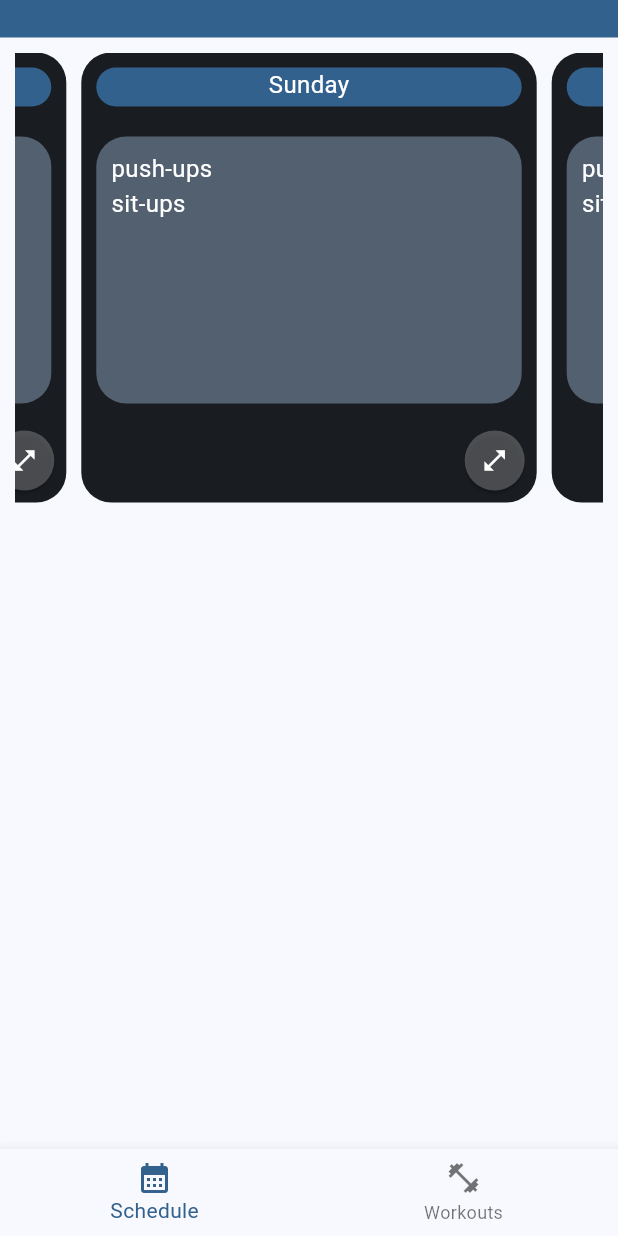
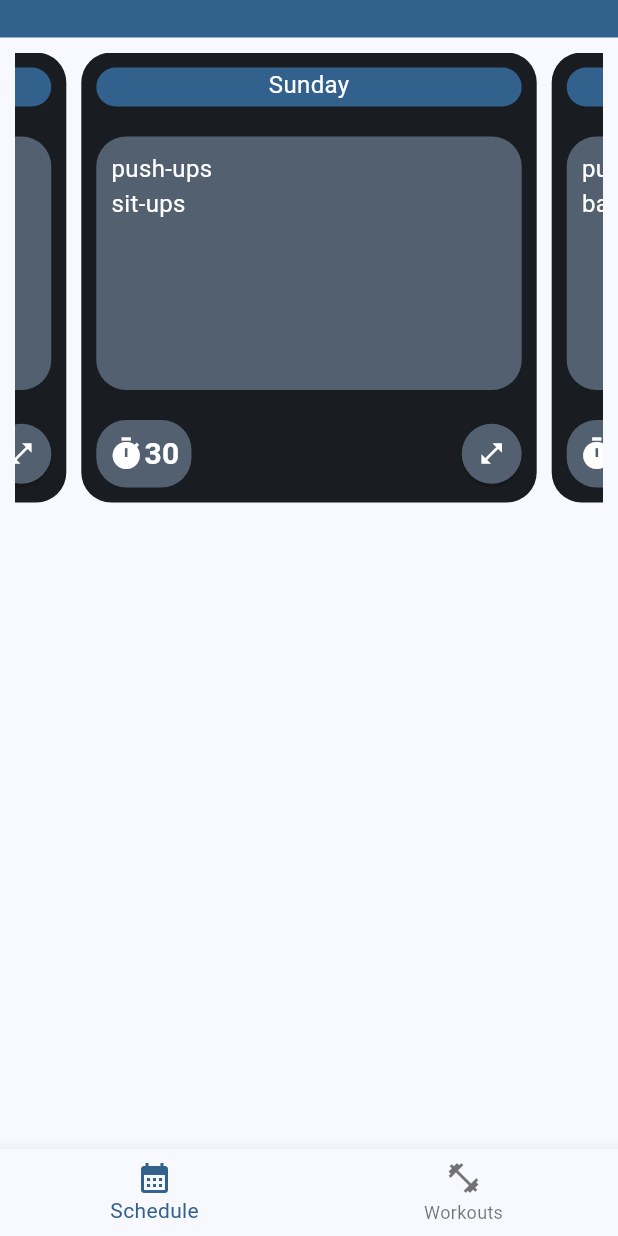
Before and after one commit to ColeWhaley1/Outwork, a Flutter app: the screen it shows after launch, on a phone screen of 412 x 824 dp. Run offline on Flutter 3.47's test engine with Material 3 defaults, Android fonts, the phone set to English and light mode, and no system bars; drawn by our look-alikes of carousel_slider; our stand-ins replace firebase_core, image_picker, video_player; accounts and stored records are empty; generated files the repository leaves out were written again.

Commit message:
add time amount to schedule

```diff
--- a/lib/pages/schedule/schedule.dart
+++ b/lib/pages/schedule/schedule.dart
@@ -17,7 +17,6 @@ class _ScheduleState extends State<Schedule> {
   @override
   Widget build(BuildContext context) {
     return Scaffold(
-
       appBar: PreferredSize(
         preferredSize: const Size.fromHeight(25.0),
         child: AppBar(
@@ -45,10 +44,14 @@ class _ThisWeekScheduleState extends State<ThisWeekSchedule> {
   @override
   Widget build(BuildContext context) {
     return OrientationBuilder(builder: (context, orientation) {
-      return Padding(
-        padding: const EdgeInsets.all(10.0),
-        child: WeekCarousel(
-            height: orientation == Orientation.portrait ? 300.0 : 200.0),
+      return Column(
+        children: [
+          Padding(
+            padding: const EdgeInsets.all(10.0),
+            child: WeekCarousel(
+                height: orientation == Orientation.portrait ? 300.0 : 200.0),
+          ),
+        ],
       );
     });
   }
@@ -67,19 +70,71 @@ class _WeekCarouselState extends State<WeekCarousel> {
   // TEMP, using as example. This will be populated when user adds workout for specific day
   var weekInfo = [
     DayInfo(
-        'Sunday', Deck([Exercise('push-ups', 10), Exercise('sit-ups', 10)])),
+      'Sunday',
+      Deck(
+        [
+          Exercise('push-ups', 10),
+          Exercise('sit-ups', 10),
+        ],
+      ),
+      30,
+    ),
     DayInfo(
-        'Monday', Deck([Exercise('push-ups', 10), Exercise('sit-ups', 10)])),
+      'Monday',
+      Deck(
+        [
+          Exercise('pull-ups', 10),
+          Exercise('barbell curls', 10),
+        ],
+      ),
+      45,
+    ),
     DayInfo(
-        'Tuesday', Deck([Exercise('push-ups', 10), Exercise('sit-ups', 10)])),
+      'Tuesday',
+      Deck(
+        [
+          Exercise('Push-ups', 10),
+          Exercise('Sit-ups', 10),
+        ],
+      ),
+      30,
+    ),
     DayInfo(
-        'Wednesday', Deck([Exercise('push-ups', 10), Exercise('sit-ups', 10)])),
+      'Wednesday',
+      Deck(
+        [
+          Exercise('push-ups', 10),
+          Exercise('sit-ups', 10),
+        ],
+      ),
+      60,
+    ),
     DayInfo(
-        'Thursday', Deck([Exercise('push-ups', 10), Exercise('sit-ups', 10)])),
+      'Thursday',
+      Deck(
+        [
+          Exercise('push-ups', 10),
+          Exercise('sit-ups', 10),
+        ],
+      ),
+      30,
+    ),
     DayInfo(
-        'Friday', Deck([Exercise('push-ups', 10), Exercise('sit-ups', 10)])),
+      'Friday',
+      Deck([
+        Exercise('push-ups', 10),
+        Exercise('sit-ups', 10),
+      ]),
+      30,
+    ),
     DayInfo(
-        'Saturday', Deck([Exercise('push-ups', 10), Exercise('sit-ups', 10)])),
+      'Saturday',
+      Deck([
+        Exercise('push-ups', 10),
+        Exercise('sit-ups', 10),
+      ]),
+      30,
+    ),
   ];
 
   @override
@@ -159,10 +214,30 @@ class _DayScheduleCardState extends State<DayScheduleCard> {
           ),
         ),
         Padding(
-          padding: const EdgeInsets.all(8.0),
+          padding: const EdgeInsets.all(10.0),
           child: Row(
-            mainAxisAlignment: MainAxisAlignment.end,
+            mainAxisAlignment: MainAxisAlignment.spaceBetween,
             children: [
+              Container(
+                padding: const EdgeInsets.all(8.0),
+                decoration: BoxDecoration(
+                  color: Theme.of(context).colorScheme.secondary,
+                  borderRadius: BorderRadius.circular(20.0),
+                ),
+                child: Row(
+                  children: [
+                    const Icon(
+                      Icons.timer,
+                      color: Colors.white,
+                    ),
+                    Text(
+                      widget.dayInfo.totalTime.toString(),
+                      style: const TextStyle(
+                          color: Colors.white, fontWeight: FontWeight.bold, fontSize: 20,),
+                    ),
+                  ],
+                ),
+              ),
               SizedBox(
                 height: 40.0,
                 width: 40.0,
@@ -180,7 +255,7 @@ class _DayScheduleCardState extends State<DayScheduleCard> {
                   },
                   style: ElevatedButton.styleFrom(
                     padding: EdgeInsets.zero,
-                    backgroundColor: const Color.fromARGB(60, 255, 255, 255),
+                    backgroundColor: Theme.of(context).colorScheme.secondary,
                   ),
                   child: const Center(
                     child: Icon(
@@ -192,7 +267,7 @@ class _DayScheduleCardState extends State<DayScheduleCard> {
               ),
             ],
           ),
-        )
+        ),
       ],
     );
   }
--- a/lib/pages/schedule/types.dart
+++ b/lib/pages/schedule/types.dart
@@ -3,5 +3,6 @@ import 'package:workout_app/pages/workouts/types.dart';
 class DayInfo {
   final String day;
   final Deck deck;
-  DayInfo(this.day, this.deck);
+  final int totalTime;
+  DayInfo(this.day, this.deck, this.totalTime);
 }
```
